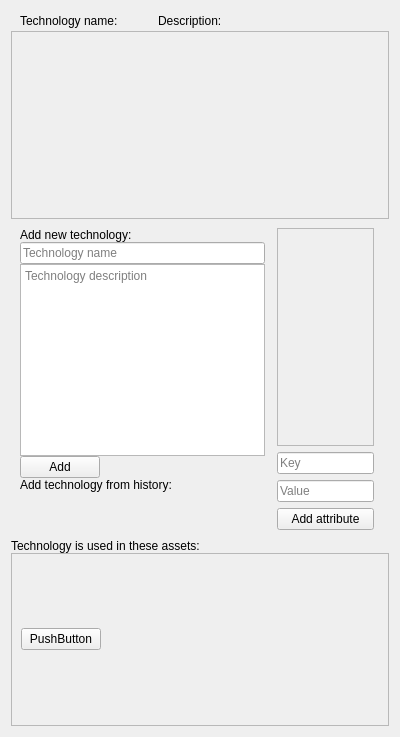
Qt form iotpentool/gui/technologies.ui (sarunasil/iotPenTool) before a commit.
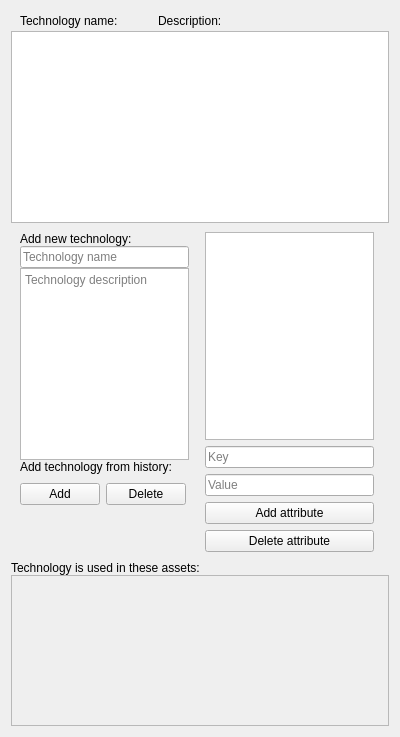
The same form after that commit.

Commit message: Technologies fixed and working, tests broken, Assets working

What changed in the file:
```diff
--- a/iotpentool/gui/technologies.ui
+++ b/iotpentool/gui/technologies.ui
@@ -91,9 +91,9 @@
       </widget>
      </item>
      <item>
-      <widget class="QScrollArea" name="scrollArea">
-       <property name="widgetResizable">
-        <bool>true</bool>
+      <widget class="QListWidget" name="display_list_widget">
+       <property name="autoFillBackground">
+        <bool>false</bool>
        </property>
        <widget class="QWidget" name="scrollAreaWidgetContents">
         <property name="geometry">
@@ -174,6 +174,9 @@
      <item>
       <widget class="QWidget" name="widget" native="true">
        <layout class="QHBoxLayout" name="horizontalLayout_3">
+        <property name="spacing">
+         <number>10</number>
+        </property>
         <item>
          <widget class="QWidget" name="widget_2" native="true">
           <layout class="QVBoxLayout" name="verticalLayout_3">
@@ -231,22 +234,6 @@
                </property>
               </widget>
              </item>
-             <item>
-              <widget class="QPushButton" name="add_button">
-               <property name="sizePolicy">
-                <sizepolicy hsizetype="Fixed" vsizetype="Fixed">
-                 <horstretch>0</horstretch>
-                 <verstretch>0</verstretch>
-                </sizepolicy>
-               </property>
-               <property name="text">
-                <string>Add</string>
-               </property>
-               <property name="checkable">
-                <bool>false</bool>
-               </property>
-              </widget>
-             </item>
             </layout>
            </item>
            <item>
@@ -256,6 +243,66 @@
              </property>
             </widget>
            </item>
+           <item>
+            <widget class="QWidget" name="widget_7" native="true">
+             <layout class="QHBoxLayout" name="horizontalLayout_4">
+              <property name="leftMargin">
+               <number>0</number>
+              </property>
+              <property name="topMargin">
+               <number>9</number>
+              </property>
+              <property name="rightMargin">
+               <number>0</number>
+              </property>
+              <item>
+               <widget class="QPushButton" name="add_button">
+                <property name="sizePolicy">
+                 <sizepolicy hsizetype="Fixed" vsizetype="Fixed">
+                  <horstretch>0</horstretch>
+                  <verstretch>0</verstretch>
+                 </sizepolicy>
+                </property>
+                <property name="text">
+                 <string>Add</string>
+                </property>
+                <property name="checkable">
+                 <bool>false</bool>
+                </property>
+               </widget>
+              </item>
+              <item>
+               <widget class="QPushButton" name="del_button">
+                <property name="sizePolicy">
+                 <sizepolicy hsizetype="Fixed" vsizetype="Fixed">
+                  <horstretch>0</horstretch>
+                  <verstretch>0</verstretch>
+                 </sizepolicy>
+                </property>
+                <property name="text">
+                 <string>Delete</string>
+                </property>
+                <property name="checkable">
+                 <bool>false</bool>
+                </property>
+               </widget>
+              </item>
+              <item>
+               <spacer name="horizontalSpacer_4">
+                <property name="orientation">
+                 <enum>Qt::Horizontal</enum>
+                </property>
+                <property name="sizeHint" stdset="0">
+                 <size>
+                  <width>40</width>
+                  <height>20</height>
+                 </size>
+                </property>
+               </spacer>
+              </item>
+             </layout>
+            </widget>
+           </item>
            <item>
             <widget class="QWidget" name="widget_4" native="true">
              <layout class="QHBoxLayout" name="horizontalLayout_9">
@@ -286,114 +333,59 @@
          </widget>
         </item>
         <item>
-         <widget class="QWidget" name="widget_3" native="true">
-          <layout class="QVBoxLayout" name="verticalLayout_4">
-           <property name="spacing">
-            <number>0</number>
-           </property>
+         <widget class="QWidget" name="attributes_list_widget" native="true">
+          <property name="enabled">
+           <bool>true</bool>
+          </property>
+          <layout class="QVBoxLayout" name="verticalLayout_10">
            <property name="leftMargin">
-            <number>0</number>
+            <number>6</number>
            </property>
            <property name="topMargin">
             <number>0</number>
            </property>
            <property name="rightMargin">
-            <number>0</number>
+            <number>6</number>
            </property>
            <property name="bottomMargin">
             <number>0</number>
            </property>
            <item>
-            <widget class="QWidget" name="widget_5" native="true">
-             <layout class="QVBoxLayout" name="verticalLayout_10">
-              <property name="leftMargin">
-               <number>6</number>
-              </property>
-              <property name="topMargin">
-               <number>0</number>
-              </property>
-              <property name="rightMargin">
-               <number>6</number>
-              </property>
-              <property name="bottomMargin">
-               <number>0</number>
-              </property>
-              <item>
-               <widget class="QScrollArea" name="scrollArea_2">
-                <property name="widgetResizable">
-                 <bool>true</bool>
-                </property>
-                <widget class="QWidget" name="scrollAreaWidgetContents_2">
-                 <property name="geometry">
-                  <rect>
-                   <x>0</x>
-                   <y>0</y>
-                   <width>112</width>
-                   <height>235</height>
-                  </rect>
-                 </property>
-                 <layout class="QVBoxLayout" name="verticalLayout_11">
-                  <property name="spacing">
-                   <number>0</number>
-                  </property>
-                  <property name="leftMargin">
-                   <number>0</number>
-                  </property>
-                  <property name="topMargin">
-                   <number>0</number>
-                  </property>
-                  <property name="rightMargin">
-                   <number>0</number>
-                  </property>
-                  <property name="bottomMargin">
-                   <number>0</number>
-                  </property>
-                  <item>
-                   <layout class="QVBoxLayout" name="attribute_layout">
-                    <property name="spacing">
-                     <number>0</number>
-                    </property>
-                    <item>
-                     <spacer name="verticalSpacer_4">
-                      <property name="orientation">
-                       <enum>Qt::Vertical</enum>
-                      </property>
-                      <property name="sizeHint" stdset="0">
-                       <size>
-                        <width>20</width>
-                        <height>40</height>
-                       </size>
-                      </property>
-                     </spacer>
-                    </item>
-                   </layout>
-                  </item>
-                 </layout>
-                </widget>
-               </widget>
-              </item>
-              <item>
-               <widget class="QLineEdit" name="attr_key_text_box">
-                <property name="placeholderText">
-                 <string>Key</string>
-                </property>
-               </widget>
-              </item>
-              <item>
-               <widget class="QLineEdit" name="attr_value_text_box">
-                <property name="placeholderText">
-                 <string>Value</string>
-                </property>
-               </widget>
-              </item>
-              <item>
-               <widget class="QPushButton" name="add_attribute">
-                <property name="text">
-                 <string>Add attribute</string>
-                </property>
-               </widget>
-              </item>
-             </layout>
+            <widget class="QListWidget" name="attributes_list">
+             <property name="autoFillBackground">
+              <bool>true</bool>
+             </property>
+             <property name="resizeMode">
+              <enum>QListView::Adjust</enum>
+             </property>
+            </widget>
+           </item>
+           <item>
+            <widget class="QLineEdit" name="attr_key_text_box">
+             <property name="placeholderText">
+              <string>Key</string>
+             </property>
+            </widget>
+           </item>
+           <item>
+            <widget class="QLineEdit" name="attr_value_text_box">
+             <property name="placeholderText">
+              <string>Value</string>
+             </property>
+            </widget>
+           </item>
+           <item>
+            <widget class="QPushButton" name="add_attribute">
+             <property name="text">
+              <string>Add attribute</string>
+             </property>
+            </widget>
+           </item>
+           <item>
+            <widget class="QPushButton" name="del_attribute">
+             <property name="text">
+              <string>Delete attribute</string>
+             </property>
             </widget>
            </item>
           </layout>
@@ -403,7 +395,10 @@
       </widget>
      </item>
      <item>
-      <widget class="QWidget" name="widget_6" native="true">
+      <widget class="QWidget" name="assets_widget" native="true">
+       <property name="enabled">
+        <bool>true</bool>
+       </property>
        <layout class="QVBoxLayout" name="verticalLayout_12">
         <property name="spacing">
          <number>0</number>
@@ -438,24 +433,10 @@
              <x>0</x>
              <y>0</y>
              <width>378</width>
-             <height>154</height>
+             <height>124</height>
             </rect>
            </property>
-           <layout class="QVBoxLayout" name="verticalLayout_13">
-            <item>
-             <widget class="QPushButton" name="pushButton">
-              <property name="sizePolicy">
-               <sizepolicy hsizetype="Fixed" vsizetype="Fixed">
-                <horstretch>0</horstretch>
-                <verstretch>0</verstretch>
-               </sizepolicy>
-              </property>
-              <property name="text">
-               <string>PushButton</string>
-              </property>
-             </widget>
-            </item>
-           </layout>
+           <layout class="QGridLayout" name="gridLayout"/>
           </widget>
          </widget>
         </item>
```
Left out of the diff: 81 changed lines with no effect on the pictures. The commit also changes 10 other files.
